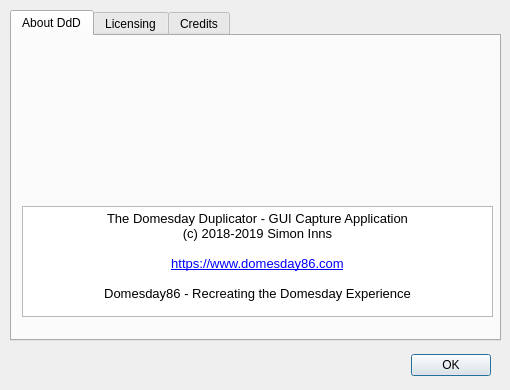
The window that Linux-Application/DomesdayDuplicator/aboutdialog.ui (simoninns/DomesdayDuplicator) describes before a commit, drawn with Qt 5.
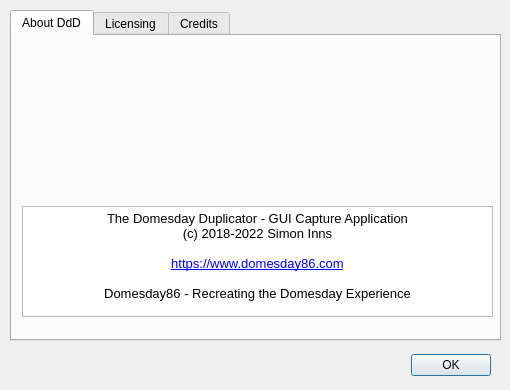
The same window after the commit. Icons and pictures are not drawn.

Commit message: Update copyright years in About dialogs.

What changed in the file:
```diff
--- a/Linux-Application/DomesdayDuplicator/aboutdialog.ui
+++ b/Linux-Application/DomesdayDuplicator/aboutdialog.ui
@@ -91,7 +91,7 @@
 p, li { white-space: pre-wrap; }
 &lt;/style&gt;&lt;/head&gt;&lt;body style=&quot; font-family:'Ubuntu'; font-size:10pt; font-weight:400; font-style:normal;&quot;&gt;
 &lt;p align=&quot;center&quot; style=&quot; margin-top:0px; margin-bottom:0px; margin-left:0px; margin-right:0px; -qt-block-indent:0; text-indent:0px;&quot;&gt;The Domesday Duplicator - GUI Capture Application&lt;/p&gt;
-&lt;p align=&quot;center&quot; style=&quot; margin-top:0px; margin-bottom:0px; margin-left:0px; margin-right:0px; -qt-block-indent:0; text-indent:0px;&quot;&gt;(c) 2018-2019 Simon Inns&lt;/p&gt;
+&lt;p align=&quot;center&quot; style=&quot; margin-top:0px; margin-bottom:0px; margin-left:0px; margin-right:0px; -qt-block-indent:0; text-indent:0px;&quot;&gt;(c) 2018-2022 Simon Inns&lt;/p&gt;
 &lt;p align=&quot;center&quot; style=&quot;-qt-paragraph-type:empty; margin-top:0px; margin-bottom:0px; margin-left:0px; margin-right:0px; -qt-block-indent:0; text-indent:0px;&quot;&gt;&lt;br /&gt;&lt;/p&gt;
 &lt;p align=&quot;center&quot; style=&quot; margin-top:0px; margin-bottom:0px; margin-left:0px; margin-right:0px; -qt-block-indent:0; text-indent:0px;&quot;&gt;&lt;a href=&quot;https://www.domesday86.com&quot;&gt;&lt;span style=&quot; text-decoration: underline; color:#0000ff;&quot;&gt;https://www.domesday86.com&lt;/span&gt;&lt;/a&gt;&lt;/p&gt;
 &lt;p align=&quot;center&quot; style=&quot;-qt-paragraph-type:empty; margin-top:0px; margin-bottom:0px; margin-left:0px; margin-right:0px; -qt-block-indent:0; text-indent:0px; text-decoration: underline; color:#0000ff;&quot;&gt;&lt;br /&gt;&lt;/p&gt;
```
The commit also changes 1 other file.
